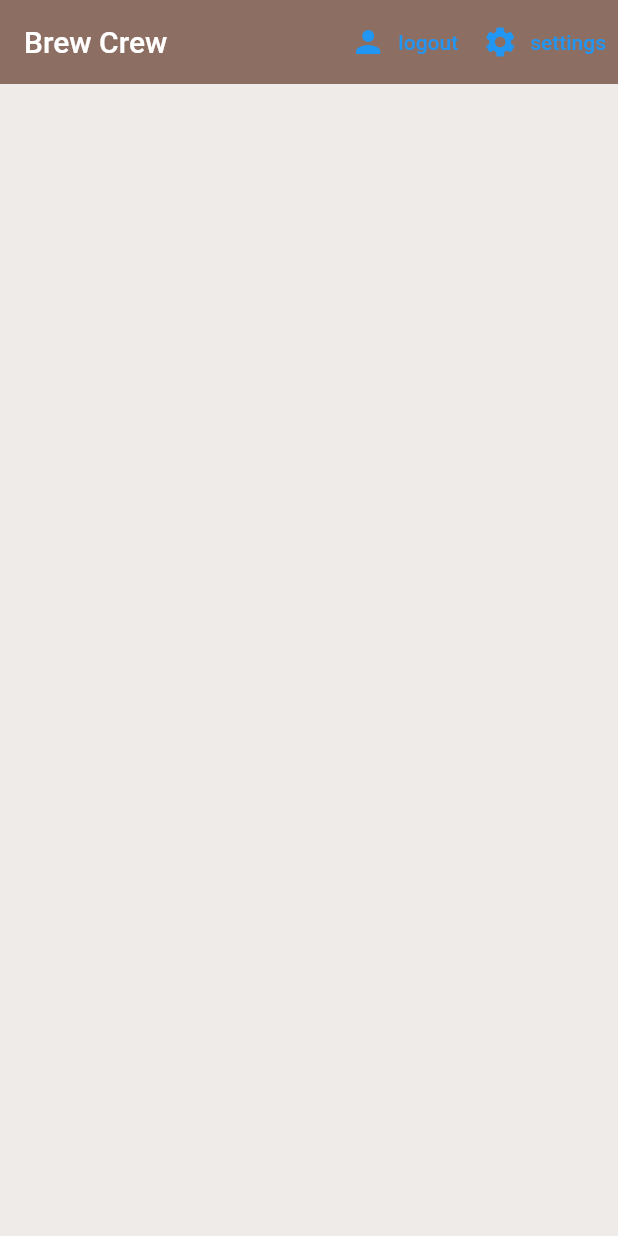
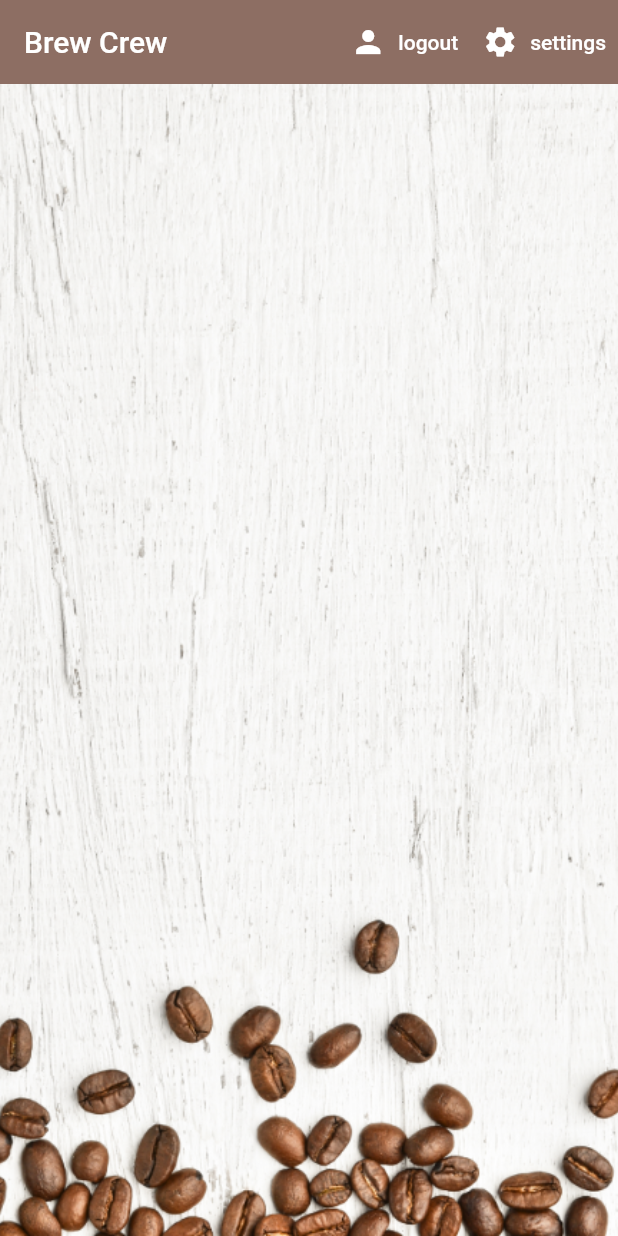
Before and after one commit to Lama-Alsaif/brew_crew, a Flutter app: the screen it shows once a user with an empty profile is signed in, on a phone screen of 412 x 824 dp. Run offline on Flutter 3.47's test engine with Material 2 defaults, Android fonts, the phone set to English and light mode, and no system bars; our stand-ins replace cloud_firestore, firebase_auth, firebase_core, flutter_spinkit; accounts and stored records are empty.

Commit message:
final changes

```diff
--- a/flutter_application_1/lib/models/user_acc.dart
+++ b/flutter_application_1/lib/models/user_acc.dart
@@ -3,3 +3,16 @@ class User_acc {
 
   User_acc({required this.uid});
 }
+
+class UserData {
+  final String uid;
+  final String name;
+  final String sugars;
+  final int strength;
+
+  UserData(
+      {required this.uid,
+      required this.name,
+      required this.sugars,
+      required this.strength});
+}
--- a/flutter_application_1/lib/screens/home/brew_tile.dart
+++ b/flutter_application_1/lib/screens/home/brew_tile.dart
@@ -15,6 +15,7 @@ class BrewTile extends StatelessWidget {
           leading: CircleAvatar(
             radius: 25,
             backgroundColor: Colors.brown[brew.strength],
+            backgroundImage: AssetImage('assets/coffee_icon.png'),
           ),
           title: Text(brew.name),
           subtitle: Text('Takes ${brew.sugars} sugar(s)'),
--- a/flutter_application_1/lib/screens/home/home.dart
+++ b/flutter_application_1/lib/screens/home/home.dart
@@ -32,6 +32,9 @@ class Home extends StatelessWidget {
           elevation: 0.0,
           actions: [
             TextButton.icon(
+              style: TextButton.styleFrom(
+                primary: Colors.white,
+              ),
               icon: Icon(Icons.person),
               label: Text('logout'),
               onPressed: () async {
@@ -39,6 +42,9 @@ class Home extends StatelessWidget {
               },
             ),
             TextButton.icon(
+              style: TextButton.styleFrom(
+                primary: Colors.white,
+              ),
               icon: Icon(Icons.settings),
               label: Text('settings'),
               onPressed: () {
@@ -47,7 +53,12 @@ class Home extends StatelessWidget {
             ),
           ],
         ),
-        body: BrewList(),
+        body: Container(
+            decoration: const BoxDecoration(
+                image: DecorationImage(
+                    image: AssetImage('assets/coffee_bg.png'),
+                    fit: BoxFit.cover)),
+            child: const BrewList()),
       ),
     );
   }
--- a/flutter_application_1/pubspec.yaml
+++ b/flutter_application_1/pubspec.yaml
@@ -62,8 +62,9 @@ flutter:
   uses-material-design: true
 
   # To add assets to your application, add an assets section, like this:
-  # assets:
-  #   - images/a_dot_burr.jpeg
+  assets:
+    - assets/
+
   #   - images/a_dot_ham.jpeg
 
   # An image asset can refer to one or more resolution-specific "variants", see
```
Also changed, not shown: flutter_application_1/lib/screens/home/settings_form.dart (+29 -6 lines), flutter_application_1/lib/services/database.dart (+18 -2 lines), flutter_application_1/assets/coffee_bg.png (added), flutter_application_1/assets/coffee_icon.png (added).
